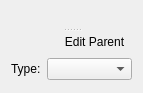
First picture: the form in src/scipyen/gui/widgets/dataclasswidgets/cellcompartmentwidget.ui, repository ctigaret/scipyen, before the edit.
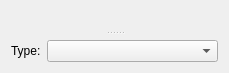
Second picture: the form after the edit. Icons and pictures are not drawn. Custom widgets are drawn as their Qt base class.

Patch:
```diff
--- a/src/scipyen/gui/widgets/dataclasswidgets/cellcompartmentwidget.ui
+++ b/src/scipyen/gui/widgets/dataclasswidgets/cellcompartmentwidget.ui
@@ -6,8 +6,8 @@
    <rect>
     <x>0</x>
     <y>0</y>
-    <width>143</width>
-    <height>93</height>
+    <width>229</width>
+    <height>73</height>
    </rect>
   </property>
   <property name="windowTitle">
@@ -26,33 +26,7 @@
      <widget class="QWidget" name="">
       <layout class="QVBoxLayout" name="verticalLayout">
        <item>
-        <layout class="QHBoxLayout" name="horizontalLayout_2">
-         <item>
-          <widget class="NameDescriptionWidget" name="nameDescriptionWidget" native="true"/>
-         </item>
-         <item>
-          <widget class="QToolButton" name="editParentToolButton">
-           <property name="toolTip">
-            <string>Edit Parent Object</string>
-           </property>
-           <property name="statusTip">
-            <string>Edit Parent Object</string>
-           </property>
-           <property name="whatsThis">
-            <string>Edit Parent Object</string>
-           </property>
-           <property name="text">
-            <string>Edit Parent</string>
-           </property>
-           <property name="icon">
-            <iconset theme="user"/>
-           </property>
-           <property name="autoRaise">
-            <bool>true</bool>
-           </property>
-          </widget>
-         </item>
-        </layout>
+        <widget class="NameDescriptionWidget" name="nameDescriptionWidget" native="true"/>
        </item>
        <item>
         <layout class="QHBoxLayout" name="horizontalLayout">
@@ -85,8 +59,8 @@
          </property>
          <property name="sizeHint" stdset="0">
           <size>
-           <width>20</width>
-           <height>40</height>
+           <width>126</width>
+           <height>13</height>
           </size>
          </property>
         </spacer>
```
